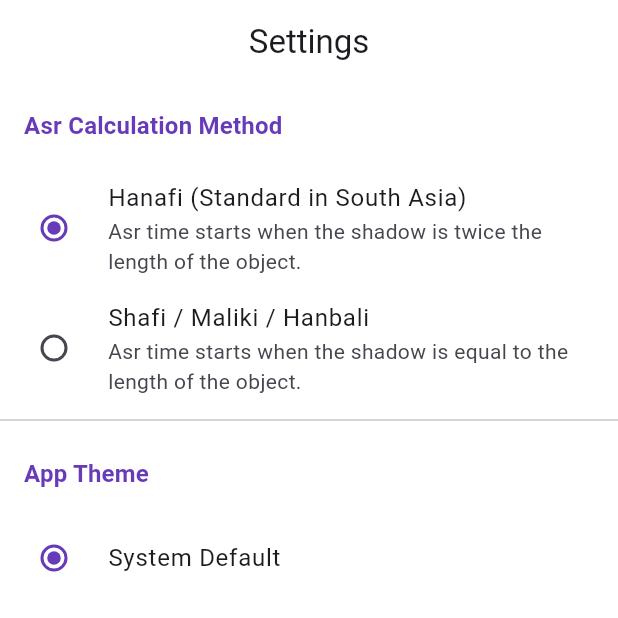
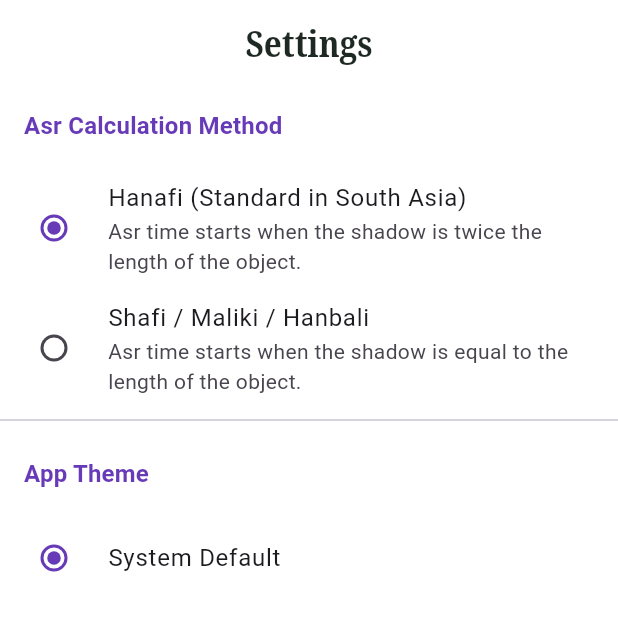
Before and after one commit to zawad2221/prayer_time, a Flutter app: the screen it shows after launch, after a tap on the "today" icon, after a tap on "Settings", on a phone screen of 412 x 824 dp, the top half of it. Run offline on Flutter 3.47's test engine with Material 3 defaults, Android fonts, the phone set to English and light mode, and no system bars; our stand-ins replace adhan, shared_preferences.

Commit message:
custom typography setup for dynamic theme

```diff
--- a/lib/core/extensions/context_extensions.dart
+++ b/lib/core/extensions/context_extensions.dart
@@ -1,6 +1,9 @@
 import 'package:flutter/material.dart';
 import 'package:prayer_time/core/theme/app_colors.dart';
+import 'package:prayer_time/core/theme/app_typography.dart';
 
 extension BuildContextThemeX on BuildContext {
   AppColors get colors => Theme.of(this).extension<AppColors>()!;
+
+  AppTypography get typography => Theme.of(this).extension<AppTypography>()!;
 }
--- a/lib/core/theme/app_theme.dart
+++ b/lib/core/theme/app_theme.dart
@@ -1,4 +1,5 @@
 import 'package:flutter/material.dart';
+import 'package:prayer_time/core/theme/app_typography.dart';
 
 import 'app_colors.dart';
 
@@ -7,13 +8,19 @@ class AppTheme {
     useMaterial3: true,
     brightness: Brightness.light,
     scaffoldBackgroundColor: AppColors.light.bgPrimary,
-    extensions: [AppColors.light],
+    extensions: [
+      AppColors.light,
+      AppTypography.defaultTypography(AppColors.light),
+    ],
   );
 
   static ThemeData get darkTheme => ThemeData(
     useMaterial3: true,
     brightness: Brightness.dark,
     scaffoldBackgroundColor: AppColors.dark.bgPrimary,
-    extensions: [AppColors.dark],
+    extensions: [
+      AppColors.dark,
+      AppTypography.defaultTypography(AppColors.dark),
+    ],
   );
 }
--- /dev/null
+++ b/lib/core/theme/app_typography.dart
@@ -0,0 +1,143 @@
+import 'package:flutter/material.dart';
+import 'package:prayer_time/core/theme/app_colors.dart';
+import 'package:prayer_time/core/theme/app_spacing.dart';
+
+@immutable
+class AppTypography extends ThemeExtension<AppTypography> {
+  final TextStyle titleHeader;
+  final TextStyle h1;
+  final TextStyle h2;
+  final TextStyle h3;
+  final TextStyle subHead1;
+  final TextStyle subHead2;
+  final TextStyle subHead3;
+  final TextStyle body1;
+  final TextStyle body2;
+  final TextStyle caption;
+
+  const AppTypography({
+    required this.titleHeader,
+    required this.h1,
+    required this.h2,
+    required this.h3,
+    required this.subHead1,
+    required this.subHead2,
+    required this.subHead3,
+    required this.body1,
+    required this.body2,
+    required this.caption,
+  });
+
+  //default mode typography
+
+  factory AppTypography.defaultTypography(AppColors colors) {
+    return AppTypography(
+      titleHeader: AppDefaultTypography.TitleHeader.copyWith(
+        color: colors.textPrimary,
+      ),
+      h1: AppDefaultTypography.H1.copyWith(color: colors.textPrimary),
+      h2: AppDefaultTypography.H1.copyWith(
+        color: colors.textPrimary,
+        fontSize: AppSpacing.defaultSpacing28,
+      ),
+      h3: AppDefaultTypography.H1.copyWith(
+        color: colors.textPrimary,
+        fontSize: AppSpacing.defaultSpacing24,
+      ),
+      subHead1: AppDefaultTypography.SubHead1.copyWith(
+        color: colors.textPrimary,
+      ),
+      subHead2: AppDefaultTypography.SubHead1.copyWith(
+        color: colors.textPrimary,
+        fontSize: AppSpacing.defaultSpacing16,
+      ),
+      subHead3: AppDefaultTypography.SubHead1.copyWith(
+        color: colors.textPrimary,
+        fontSize: AppSpacing.defaultSpacing14,
+      ),
+      body1: AppDefaultTypography.Body1.copyWith(color: colors.textPrimary),
+      body2: AppDefaultTypography.Body1.copyWith(
+        color: colors.textPrimary,
+        fontSize: AppSpacing.defaultSpacing14,
+      ),
+      caption: AppDefaultTypography.Caption.copyWith(color: colors.textPrimary),
+    );
+  }
+
+  @override
+  AppTypography copyWith({
+    TextStyle? titleHeader,
+    TextStyle? h1,
+    TextStyle? h2,
+    TextStyle? h3,
+    TextStyle? subHead1,
+    TextStyle? subHead2,
+    TextStyle? subHead3,
+    TextStyle? body1,
+    TextStyle? body2,
+    TextStyle? caption,
+  }) {
+    return AppTypography(
+      titleHeader: titleHeader ?? this.titleHeader,
+      h1: h1 ?? this.h1,
+      h2: h2 ?? this.h2,
+      h3: h3 ?? this.h3,
+      subHead1: subHead1 ?? this.subHead1,
+      subHead2: subHead2 ?? this.subHead2,
+      subHead3: subHead3 ?? this.subHead3,
+      body1: body1 ?? this.body1,
+      body2: body2 ?? this.body2,
+      caption: caption ?? this.caption,
+    );
+  }
+
+  @override
+  AppTypography lerp(covariant ThemeExtension<AppTypography>? other, double t) {
+    if (other is! AppTypography) {
+      return this;
+    }
+    return AppTypography(
+      titleHeader: TextStyle.lerp(titleHeader, other.titleHeader, t)!,
+      h1: TextStyle.lerp(h1, other.h1, t)!,
+      h2: TextStyle.lerp(h2, other.h2, t)!,
+      h3: TextStyle.lerp(h3, other.h3, t)!,
+      subHead1: TextStyle.lerp(subHead1, other.subHead1, t)!,
+      subHead2: TextStyle.lerp(subHead2, other.subHead2, t)!,
+      subHead3: TextStyle.lerp(subHead3, other.subHead3, t)!,
+      body1: TextStyle.lerp(body1, other.body1, t)!,
+      body2: TextStyle.lerp(body2, other.body2, t)!,
+      caption: TextStyle.lerp(caption, other.caption, t)!,
+    );
+  }
+}
+
+abstract class AppDefaultTypography {
+  static const _fontFamily = "NotoSerif_Condensed";
+
+  static const TitleHeader = TextStyle(
+    fontFamily: _fontFamily,
+    fontSize: AppSpacing.defaultSpacing32,
+    fontWeight: FontWeight.bold,
+  );
+
+  static const H1 = TextStyle(
+    fontFamily: _fontFamily,
+    fontSize: AppSpacing.defaultSpacing32,
+    fontWeight: FontWeight.w700,
+  );
+  static const SubHead1 = TextStyle(
+    fontFamily: _fontFamily,
+    fontSize: AppSpacing.defaultSpacing22,
+    fontWeight: FontWeight.w500,
+  );
+  static const Body1 = TextStyle(
+    fontFamily: _fontFamily,
+    fontSize: AppSpacing.defaultSpacing16,
+    fontWeight: FontWeight.w400,
+  );
+  static const Caption = TextStyle(
+    fontFamily: _fontFamily,
+    fontSize: AppSpacing.defaultSpacing12,
+    fontWeight: FontWeight.w500,
+  );
+}
--- a/lib/screens/prayer_home.dart
+++ b/lib/screens/prayer_home.dart
@@ -64,7 +64,10 @@ class _PrayerHomeScreenState extends State<PrayerHomeScreen> {
   Widget build(BuildContext context) {
     return Scaffold(
       appBar: AppBar(
-        title: Text(_currentIndex == 0 ? 'Prayer Times' : 'Settings'),
+        title: Text(
+          _currentIndex == 0 ? 'Prayer Times' : 'Settings',
+          style: context.typography.h3,
+        ),
         centerTitle: true,
         backgroundColor: context.colors.bgPrimary,
         actions: _currentIndex == 0
```
Also changed, not shown: pubspec.yaml (+12 -0 lines), fonts/NotoSerif_Condensed-Bold.ttf (added), fonts/NotoSerif_Condensed-Medium.ttf (added), fonts/NotoSerif_Condensed-Regular.ttf (added), fonts/NotoSerif_Condensed-SemiBold.ttf (added).
